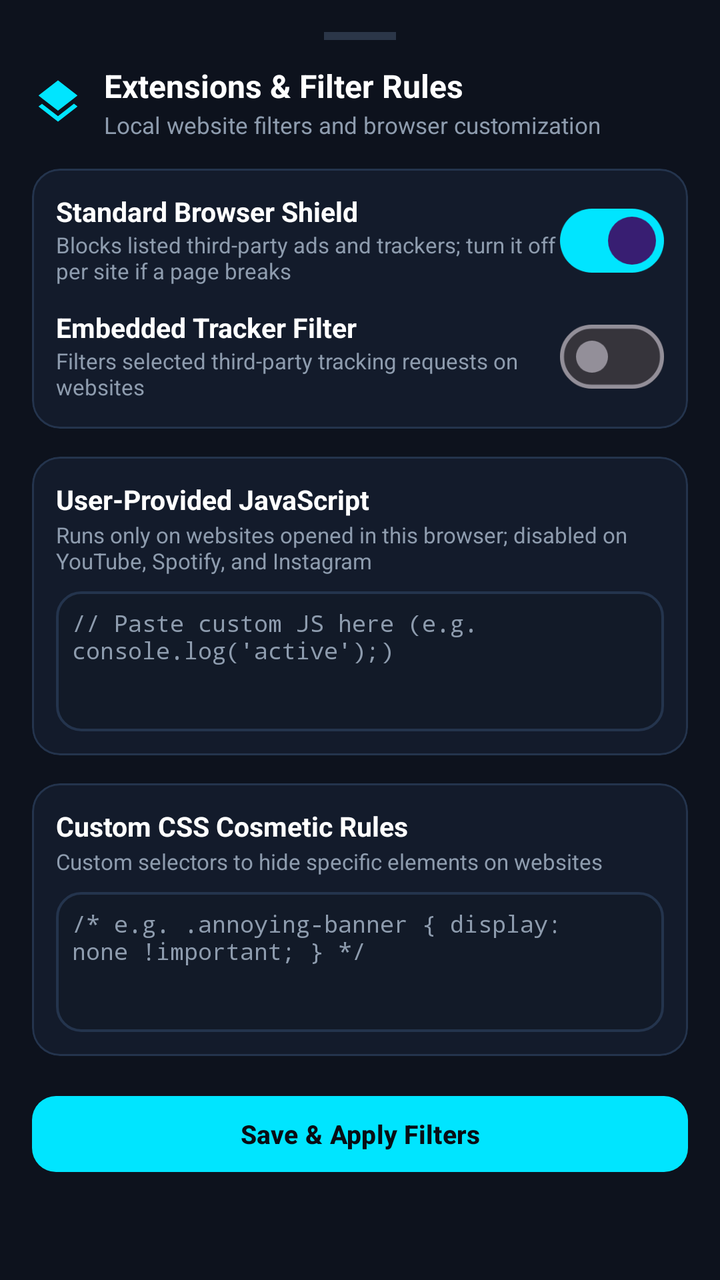
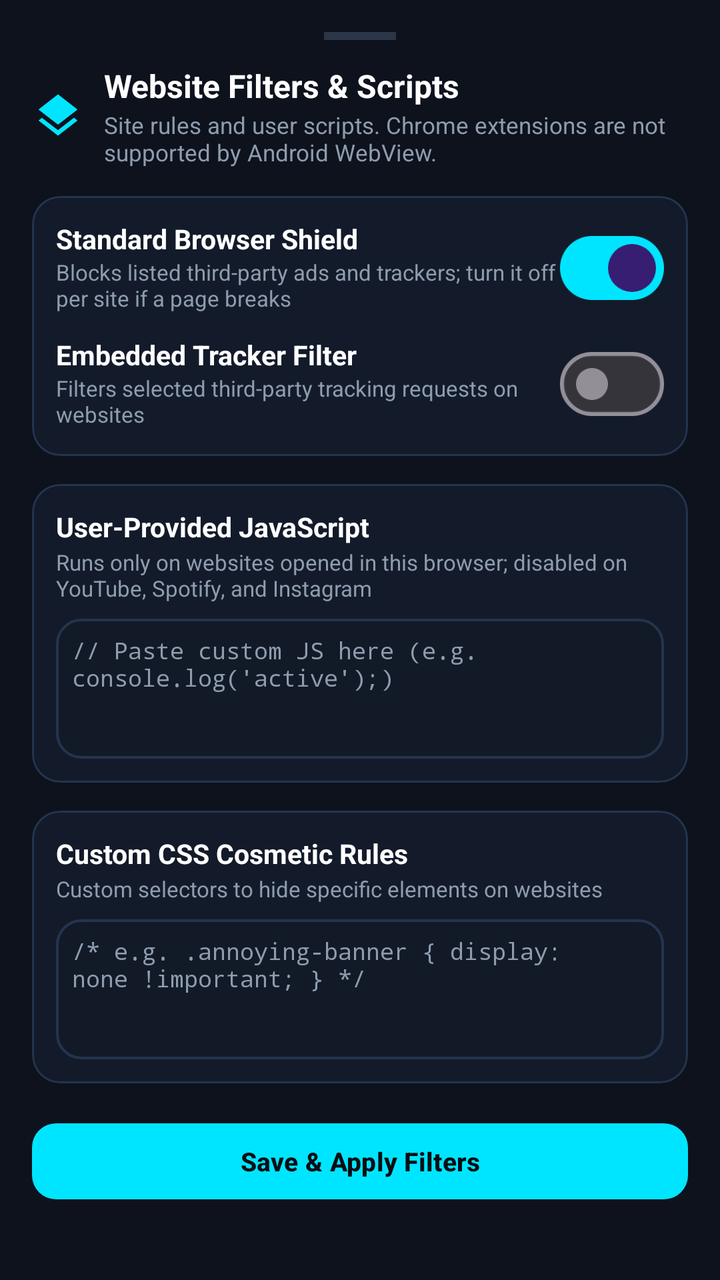

Screens rendered from an Android XML layout before and after an edit, with the pre-edit source and the edit as a unified diff.
<!-- AndroidManifest.xml: application theme Theme.AdShield -->
<!-- res/layout/sheet_extensions_manager.xml -->
<?xml version="1.0" encoding="utf-8"?>
<androidx.core.widget.NestedScrollView xmlns:android="http://schemas.android.com/apk/res/android"
    xmlns:app="http://schemas.android.com/apk/res-auto"
    android:layout_width="match_parent"
    android:layout_height="wrap_content"
    android:background="#0D121D">

    <LinearLayout
        android:layout_width="match_parent"
        android:layout_height="wrap_content"
        android:orientation="vertical"
        android:padding="16dp">

        
        <View
            android:layout_width="36dp"
            android:layout_height="4dp"
            android:layout_gravity="center_horizontal"
            android:layout_marginBottom="12dp"
            android:background="#2B3648" />

        
        <LinearLayout
            android:layout_width="match_parent"
            android:layout_height="wrap_content"
            android:orientation="horizontal"
            android:gravity="center_vertical"
            android:layout_marginBottom="14dp">

            <ImageView
                android:layout_width="26dp"
                android:layout_height="26dp"
                android:src="@drawable/ic_layers"
                app:tint="@color/fokk_cyan" />

            <LinearLayout
                android:layout_width="0dp"
                android:layout_height="wrap_content"
                android:layout_weight="1"
                android:layout_marginStart="10dp"
                android:orientation="vertical">

                <TextView
                    android:layout_width="wrap_content"
                    android:layout_height="wrap_content"
                    android:text="Extensions &amp; Filter Rules"
                    android:textColor="@color/text_primary"
                    android:textSize="16sp"
                    android:textStyle="bold" />

                <TextView
                    android:layout_width="wrap_content"
                    android:layout_height="wrap_content"
                    android:layout_marginTop="1dp"
                    android:text="Local website filters and browser customization"
                    android:textColor="@color/text_secondary"
                    android:textSize="11.5sp" />
            </LinearLayout>
        </LinearLayout>

        
        <com.google.android.material.card.MaterialCardView
            android:layout_width="match_parent"
            android:layout_height="wrap_content"
            android:layout_marginBottom="14dp"
            app:cardBackgroundColor="#131B2B"
            app:cardCornerRadius="14dp"
            app:cardElevation="0dp"
            app:strokeColor="#24344D"
            app:strokeWidth="1dp">

            <LinearLayout
                android:layout_width="match_parent"
                android:layout_height="wrap_content"
                android:orientation="vertical"
                android:padding="12dp">

                
                <RelativeLayout
                    android:layout_width="match_parent"
                    android:layout_height="wrap_content"
                    android:layout_marginBottom="10dp">

                    <LinearLayout
                        android:layout_width="wrap_content"
                        android:layout_height="wrap_content"
                        android:layout_alignParentStart="true"
                        android:layout_toStartOf="@id/switchStrictAdblock"
                        android:orientation="vertical">

                        <TextView
                            android:layout_width="wrap_content"
                            android:layout_height="wrap_content"
                            android:text="Standard Browser Shield"
                            android:textColor="@color/text_primary"
                            android:textSize="13.5sp"
                            android:textStyle="bold" />

                        <TextView
                            android:layout_width="wrap_content"
                            android:layout_height="wrap_content"
                            android:text="Blocks listed third-party ads and trackers; turn it off per site if a page breaks"
                            android:textColor="@color/text_secondary"
                            android:textSize="11sp" />
                    </LinearLayout>

                    <com.google.android.material.materialswitch.MaterialSwitch
                        android:id="@+id/switchStrictAdblock"
                        android:layout_width="wrap_content"
                        android:layout_height="wrap_content"
                        android:layout_alignParentEnd="true"
                        android:layout_centerVertical="true"
                        android:checked="true" />
                </RelativeLayout>

                
                <RelativeLayout
                    android:layout_width="match_parent"
                    android:layout_height="wrap_content">

                    <LinearLayout
                        android:layout_width="wrap_content"
                        android:layout_height="wrap_content"
                        android:layout_alignParentStart="true"
                        android:layout_toStartOf="@id/switchSocialWidgets"
                        android:orientation="vertical">

                        <TextView
                            android:layout_width="wrap_content"
                            android:layout_height="wrap_content"
                            android:text="Embedded Tracker Filter"
                            android:textColor="@color/text_primary"
                            android:textSize="13.5sp"
                            android:textStyle="bold" />

                        <TextView
                            android:layout_width="wrap_content"
                            android:layout_height="wrap_content"
                            android:text="Filters selected third-party tracking requests on websites"
                            android:textColor="@color/text_secondary"
                            android:textSize="11sp" />
                    </LinearLayout>

                    <com.google.android.material.materialswitch.MaterialSwitch
                        android:id="@+id/switchSocialWidgets"
                        android:layout_width="wrap_content"
                        android:layout_height="wrap_content"
                        android:layout_alignParentEnd="true"
                        android:layout_centerVertical="true"
                        android:checked="false" />
                </RelativeLayout>
            </LinearLayout>
        </com.google.android.material.card.MaterialCardView>

        
        <com.google.android.material.card.MaterialCardView
            android:layout_width="match_parent"
            android:layout_height="wrap_content"
            android:layout_marginBottom="14dp"
            app:cardBackgroundColor="#131B2B"
            app:cardCornerRadius="14dp"
            app:cardElevation="0dp"
            app:strokeColor="#24344D"
            app:strokeWidth="1dp">

            <LinearLayout
                android:layout_width="match_parent"
                android:layout_height="wrap_content"
                android:orientation="vertical"
                android:padding="12dp">

                <TextView
                    android:layout_width="wrap_content"
                    android:layout_height="wrap_content"
                    android:text="User-Provided JavaScript"
                    android:textColor="@color/text_primary"
                    android:textSize="13.5sp"
                    android:textStyle="bold" />

                <TextView
                    android:layout_width="wrap_content"
                    android:layout_height="wrap_content"
                    android:layout_marginTop="1dp"
                    android:text="Runs only on websites opened in this browser; disabled on YouTube, Spotify, and Instagram"
                    android:textColor="@color/text_secondary"
                    android:textSize="11sp" />

                <EditText
                    android:id="@+id/editCustomJs"
                    android:layout_width="match_parent"
                    android:layout_height="70dp"
                    android:layout_marginTop="8dp"
                    android:background="@drawable/bg_search_chip"
                    android:gravity="top|start"
                    android:hint="// Paste custom JS here (e.g. console.log('active');)"
                    android:inputType="textMultiLine"
                    android:padding="8dp"
                    android:textColor="@color/text_primary"
                    android:textColorHint="@color/text_secondary"
                    android:textSize="11.5sp"
                    android:fontFamily="monospace" />
            </LinearLayout>
        </com.google.android.material.card.MaterialCardView>

        
        <com.google.android.material.card.MaterialCardView
            android:layout_width="match_parent"
            android:layout_height="wrap_content"
            android:layout_marginBottom="16dp"
            app:cardBackgroundColor="#131B2B"
            app:cardCornerRadius="14dp"
            app:cardElevation="0dp"
            app:strokeColor="#24344D"
            app:strokeWidth="1dp">

            <LinearLayout
                android:layout_width="match_parent"
                android:layout_height="wrap_content"
                android:orientation="vertical"
                android:padding="12dp">

                <TextView
                    android:layout_width="wrap_content"
                    android:layout_height="wrap_content"
                    android:text="Custom CSS Cosmetic Rules"
                    android:textColor="@color/text_primary"
                    android:textSize="13.5sp"
                    android:textStyle="bold" />

                <TextView
                    android:layout_width="wrap_content"
                    android:layout_height="wrap_content"
                    android:layout_marginTop="1dp"
                    android:text="Custom selectors to hide specific elements on websites"
                    android:textColor="@color/text_secondary"
                    android:textSize="11sp" />

                <EditText
                    android:id="@+id/editCustomCss"
                    android:layout_width="match_parent"
                    android:layout_height="70dp"
                    android:layout_marginTop="8dp"
                    android:background="@drawable/bg_search_chip"
                    android:gravity="top|start"
                    android:hint="/* e.g. .annoying-banner { display: none !important; } */"
                    android:inputType="textMultiLine"
                    android:padding="8dp"
                    android:textColor="@color/text_primary"
                    android:textColorHint="@color/text_secondary"
                    android:textSize="11.5sp"
                    android:fontFamily="monospace" />
            </LinearLayout>
        </com.google.android.material.card.MaterialCardView>

        
        <com.google.android.material.button.MaterialButton
            android:id="@+id/btnSaveExtensions"
            android:layout_width="match_parent"
            android:layout_height="46dp"
            android:text="Save &amp; Apply Filters"
            android:textColor="#090D14"
            android:textSize="13sp"
            android:textStyle="bold"
            app:backgroundTint="@color/fokk_cyan"
            app:cornerRadius="12dp" />

    </LinearLayout>
</androidx.core.widget.NestedScrollView>
<!-- resources referenced by this layout -->
<resources>
  <color name="fokk_cyan">#00E5FF</color>
  <color name="text_primary">#FFFFFF</color>
  <color name="text_secondary">#8E9CAE</color>
  <!-- drawable bg_search_chip (drawable) -->
  <?xml version="1.0" encoding="utf-8"?>
  <shape xmlns:android="http://schemas.android.com/apk/res/android"
      android:shape="rectangle">
      <corners android:radius="12dp" />
      <solid android:color="#121A28" />
      <stroke
          android:width="1.2dp"
          android:color="#24344D" />
  </shape>
  <!-- drawable ic_layers (drawable) -->
  <vector xmlns:android="http://schemas.android.com/apk/res/android"
      android:width="24dp"
      android:height="24dp"
      android:viewportWidth="24"
      android:viewportHeight="24">
      <path
          android:fillColor="#0164FF"
          android:pathData="M11.99,18.54l-7.37,-5.73L3,14.07l9,7 9,-7 -1.63,-1.27 -7.38,5.74zM12,16l7.36,-5.73L21,9l-9,-7 -9,7 1.63,1.27L12,16z"/>
  </vector>
  <style name="Theme.AdShield" parent="Theme.Material3.Dark.NoActionBar">
          <item name="colorPrimary">@color/secondary</item>
          <item name="colorSecondary">@color/accent_green</item>
          <item name="android:statusBarColor">@color/background_dark</item>
          <item name="android:navigationBarColor">@color/background_dark</item>
          <item name="android:windowBackground">@color/background_dark</item>
      </style>
  <color name="secondary">#00E5FF</color>
  <color name="accent_green">#00E676</color>
  <color name="background_dark">#090D14</color>
</resources>

<!-- the commit's change to res/layout/sheet_extensions_manager.xml (unified diff, before → after) -->
@@ -43,7 +43,7 @@
                 <TextView
                     android:layout_width="wrap_content"
                     android:layout_height="wrap_content"
-                    android:text="Extensions &amp; Filter Rules"
+                    android:text="Website Filters &amp; Scripts"
                     android:textColor="@color/text_primary"
                     android:textSize="16sp"
                     android:textStyle="bold" />
@@ -52,7 +52,7 @@
                     android:layout_width="wrap_content"
                     android:layout_height="wrap_content"
                     android:layout_marginTop="1dp"
-                    android:text="Local website filters and browser customization"
+                    android:text="Site rules and user scripts. Chrome extensions are not supported by Android WebView."
                     android:textColor="@color/text_secondary"
                     android:textSize="11.5sp" />
             </LinearLayout>
